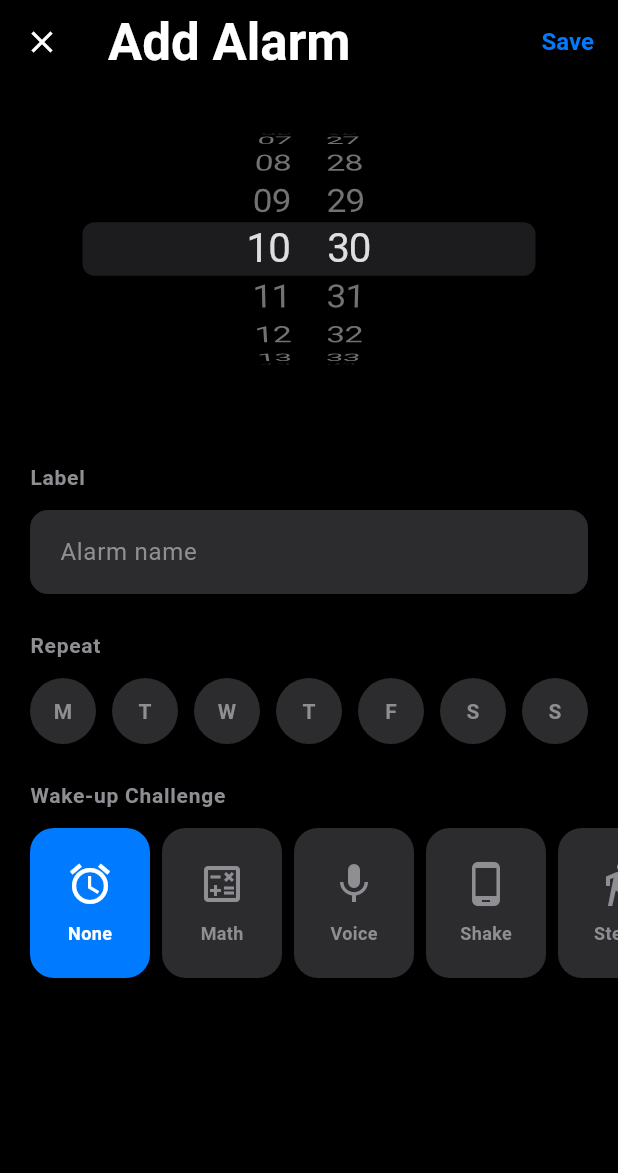
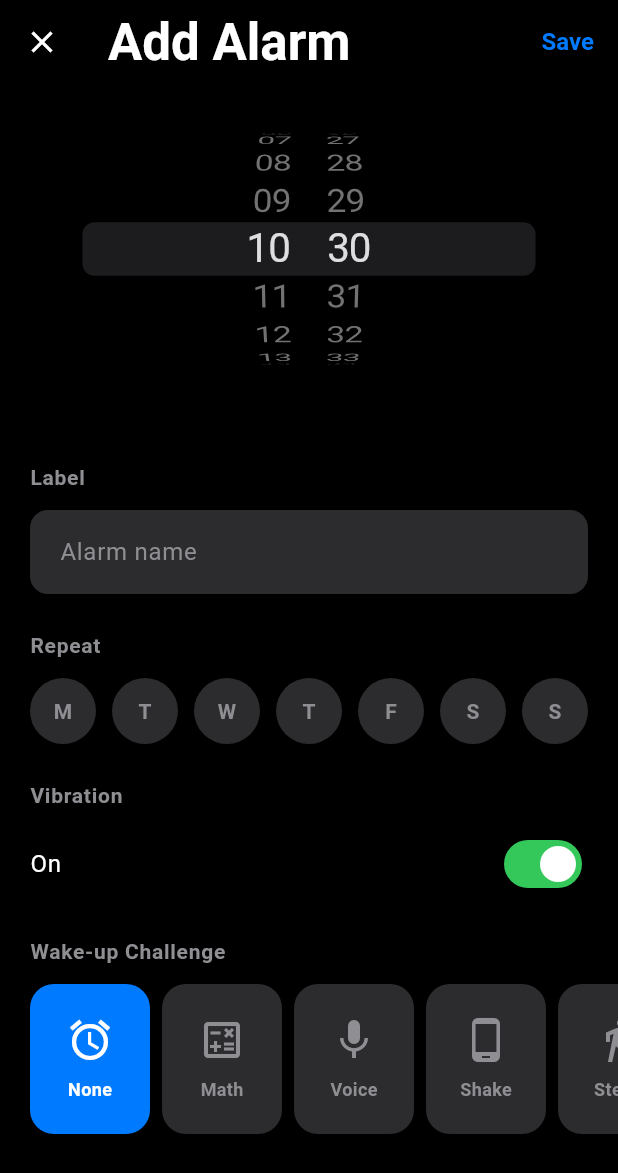
Before and after one commit to MiUPa/nextAlarm, a Flutter app: the AlarmEditScreen screen opened directly, on a phone screen of 412 x 824 dp. Shown: the top 1173 px of the screen. Run offline on Flutter 3.47's test engine with Material 3 defaults, Android fonts, the phone set to English and light mode, and no system bars; our stand-ins replace flutter_local_notifications, pedometer, permission_handler, sensors_plus, shared_preferences, speech_to_text and 1 more; missing offline and left inert: android_alarm_manager_plus, dart:html, flutter_ringtone_player; accounts and stored records are empty; generated files the repository leaves out were written again.

Commit message:
feat: Add vibration ON/OFF toggle setting
- Add vibration toggle UI in AlarmEditScreen
- Save vibration preference per alarm
- Control vibration during alarm ringing based on setting
- Add localization for vibration setting (EN/JA)

Co-Authored-By: Claude Opus 4.5 <noreply@anthropic.com>

```diff
--- a/lib/l10n/app_en.arb
+++ b/lib/l10n/app_en.arb
@@ -139,5 +139,9 @@
 	"tongueTwister2": "She sells seashells by the seashore",
 	"tongueTwister3": "How much wood would a woodchuck chuck",
 	"tongueTwister4": "Red lorry yellow lorry",
-	"tongueTwister5": "Unique New York"
+	"tongueTwister5": "Unique New York",
+
+	"vibration": "Vibration",
+	"vibrationOn": "On",
+	"vibrationOff": "Off"
 }
--- a/lib/l10n/app_ja.arb
+++ b/lib/l10n/app_ja.arb
@@ -75,5 +75,9 @@
 	"tongueTwister2": "バスガス爆発",
 	"tongueTwister3": "東京特許許可局",
 	"tongueTwister4": "隣の客はよく柿食う客だ",
-	"tongueTwister5": "赤巻紙青巻紙黄巻紙"
+	"tongueTwister5": "赤巻紙青巻紙黄巻紙",
+
+	"vibration": "バイブレーション",
+	"vibrationOn": "オン",
+	"vibrationOff": "オフ"
 }
--- a/lib/screens/alarm_edit_screen.dart
+++ b/lib/screens/alarm_edit_screen.dart
@@ -23,6 +23,7 @@ class _AlarmEditScreenState extends State<AlarmEditScreen> {
 	late Set<int> _repeatDays;
 	late models.WakeUpChallenge _challenge;
 	late int _challengeDifficulty;
+	late bool _vibrate;
 
 	@override
 	void initState() {
@@ -33,6 +34,7 @@ class _AlarmEditScreenState extends State<AlarmEditScreen> {
 		_repeatDays = Set.from(widget.alarm?.repeatDays ?? {});
 		_challenge = widget.alarm?.challenge ?? models.WakeUpChallenge.none;
 		_challengeDifficulty = widget.alarm?.challengeDifficulty ?? 2;
+		_vibrate = widget.alarm?.vibrate ?? true;
 	}
 
 	@override
@@ -119,6 +121,34 @@ class _AlarmEditScreenState extends State<AlarmEditScreen> {
 							),
 						),
 
+						// Vibration toggle
+						_buildSection(
+							l10n.vibration,
+							Padding(
+								padding: const EdgeInsets.symmetric(horizontal: 20),
+								child: Row(
+									mainAxisAlignment: MainAxisAlignment.spaceBetween,
+									children: [
+										Text(
+											_vibrate ? l10n.vibrationOn : l10n.vibrationOff,
+											style: Theme.of(context).textTheme.bodyLarge?.copyWith(
+												color: AppTheme.onSurface,
+											),
+										),
+										Switch(
+											value: _vibrate,
+											onChanged: (value) {
+												setState(() => _vibrate = value);
+												if (value) {
+													Vibration.vibrate(duration: 50);
+												}
+											},
+										),
+									],
+								),
+							),
+						),
+
 						// Wake-up challenge
 						_buildSection(
 							l10n.wakeUpChallenge,
@@ -179,6 +209,7 @@ class _AlarmEditScreenState extends State<AlarmEditScreen> {
 			repeatDays: _repeatDays,
 			challenge: _challenge,
 			challengeDifficulty: _challengeDifficulty,
+			vibrate: _vibrate,
 		);
 
 		final alarmService = context.read<AlarmService>();
--- a/lib/services/alarm_service.dart
+++ b/lib/services/alarm_service.dart
@@ -6,6 +6,7 @@ import 'package:shared_preferences/shared_preferences.dart';
 import 'package:flutter_ringtone_player/flutter_ringtone_player.dart';
 import 'package:android_alarm_manager_plus/android_alarm_manager_plus.dart';
 import 'package:flutter_local_notifications/flutter_local_notifications.dart';
+import 'package:vibration/vibration.dart';
 import '../models/alarm.dart' as models;
 import 'notification_service.dart';
 
@@ -109,6 +110,7 @@ class AlarmService extends ChangeNotifier {
   void _triggerAlarm(models.Alarm alarm) {
     _ringingAlarm = alarm;
     _playAlarmSound();
+    _startVibration(alarm);
 
     // Send browser notification if on Web
     if (kIsWeb) {
@@ -119,6 +121,30 @@ class AlarmService extends ChangeNotifier {
     }
 
     notifyListeners();
+  }
+
+  Timer? _vibrationTimer;
+
+  void _startVibration(models.Alarm alarm) {
+    if (!alarm.vibrate) return;
+
+    // Vibrate in a pattern: 500ms on, 1000ms off
+    _vibrationTimer?.cancel();
+    _vibrationTimer = Timer.periodic(const Duration(milliseconds: 1500), (timer) {
+      if (_ringingAlarm != null && _ringingAlarm!.vibrate) {
+        Vibration.vibrate(duration: 500);
+      } else {
+        timer.cancel();
+      }
+    });
+    // Initial vibration
+    Vibration.vibrate(duration: 500);
+  }
+
+  void _stopVibration() {
+    _vibrationTimer?.cancel();
+    _vibrationTimer = null;
+    Vibration.cancel();
   }
 
   /// Trigger alarm externally (e.g., from notification callback)
@@ -158,6 +184,7 @@ class AlarmService extends ChangeNotifier {
 
     _ringingAlarm = null;
     _stopAlarmSound();
+    _stopVibration();
     notifyListeners();
   }
 
```
